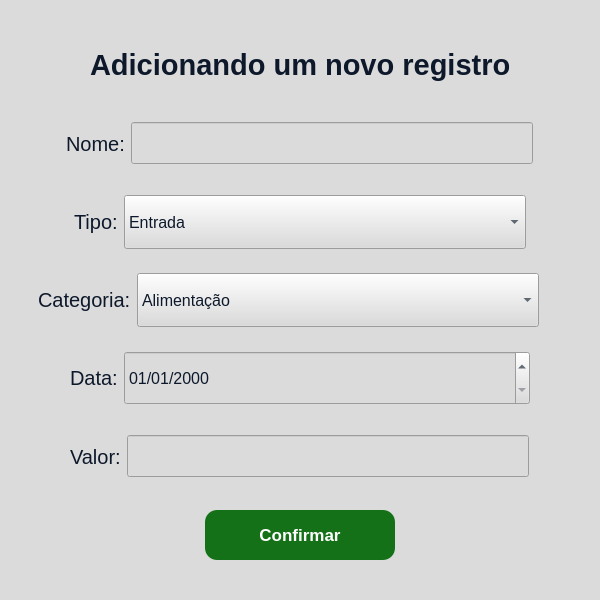
Qt form ui/NovoRegistroWindow.ui (kawlu/Atlas-Finance) before a commit.
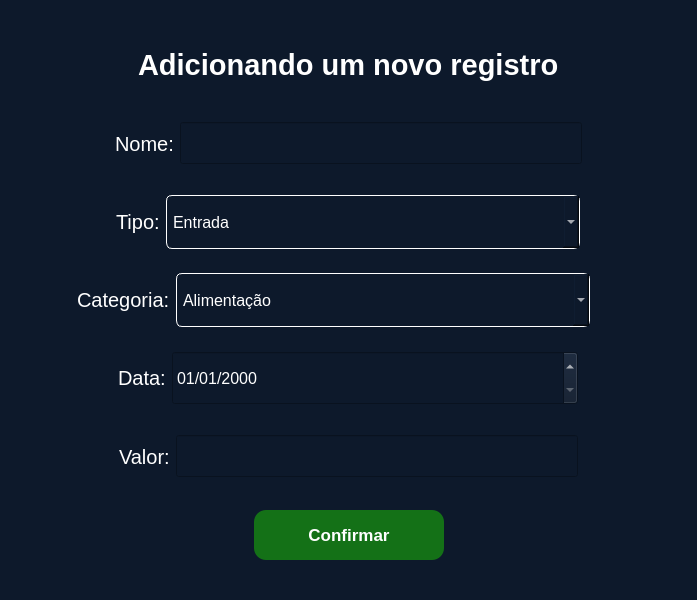
The same form after that commit. Icons and pictures are not drawn.

Commit message: melhorando design de NovoRegistro

What changed in the file:
```diff
--- a/ui/NovoRegistroWindow.ui
+++ b/ui/NovoRegistroWindow.ui
@@ -6,7 +6,7 @@
    <rect>
     <x>0</x>
     <y>0</y>
-    <width>600</width>
+    <width>697</width>
     <height>600</height>
    </rect>
   </property>
@@ -24,13 +24,14 @@
     <normaloff>../assets/png/globe.png</normaloff>../assets/png/globe.png</iconset>
   </property>
   <property name="styleSheet">
-   <string notr="true">background-color: rgb(219, 219, 219);</string>
+   <string notr="true">background-color: #0D192B;</string>
   </property>
   <layout class="QHBoxLayout" name="horizontalLayout">
    <item>
     <widget class="QFrame" name="frame">
      <property name="styleSheet">
-      <string notr="true">background-color: rgb(219, 219, 219);</string>
+      <string notr="true">background-color: #0D192B;
+</string>
      </property>
      <property name="frameShape">
       <enum>QFrame::NoFrame</enum>
@@ -41,6 +42,9 @@
      <layout class="QVBoxLayout" name="verticalLayout_2">
       <item>
        <widget class="QFrame" name="frame_4">
+        <property name="styleSheet">
+         <string notr="true"/>
+        </property>
         <property name="frameShape">
          <enum>QFrame::NoFrame</enum>
         </property>
@@ -80,7 +84,7 @@
                </font>
               </property>
               <property name="styleSheet">
-               <string notr="true">color: rgb(13, 25, 43);</string>
+               <string notr="true">color: white;</string>
               </property>
               <property name="text">
                <string>Adicionando um novo registro</string>
@@ -105,6 +109,11 @@
          </item>
          <item>
           <widget class="QFrame" name="frame_9">
+           <property name="styleSheet">
+            <string notr="true">
+
+</string>
+           </property>
            <property name="frameShape">
             <enum>QFrame::NoFrame</enum>
            </property>
@@ -138,7 +147,8 @@
                </font>
               </property>
               <property name="styleSheet">
-               <string notr="true">color: rgb(13, 25, 43);</string>
+               <string notr="true">color: rgb(13, 25, 43);
+color: white;</string>
               </property>
               <property name="text">
                <string>Nome:</string>
@@ -172,7 +182,7 @@
               </property>
               <property name="styleSheet">
                <string notr="true">min-width: 400px;
-color: rgb(13, 25, 43);
+color: white;
 min-height: 40px;
 max-width: 400px;
 max-height: 40px;</string>
@@ -233,7 +243,7 @@
                </font>
               </property>
               <property name="styleSheet">
-               <string notr="true">color: rgb(13, 25, 43);</string>
+               <string notr="true">color: white;</string>
               </property>
               <property name="text">
                <string>Tipo:</string>
@@ -250,14 +260,14 @@
               </property>
               <property name="minimumSize">
                <size>
-                <width>402</width>
-                <height>42</height>
+                <width>414</width>
+                <height>54</height>
                </size>
               </property>
               <property name="maximumSize">
                <size>
-                <width>402</width>
-                <height>92</height>
+                <width>414</width>
+                <height>104</height>
                </size>
               </property>
               <property name="font">
@@ -266,11 +276,27 @@
                </font>
               </property>
               <property name="styleSheet">
-               <string notr="true">min-width: 400px;
-color: rgb(13, 25, 43);
-min-height: 40px;
-max-width: 400px;
-max-height: 90px;</string>
+               <string notr="true">QComboBox {
+    background-color: #0D192B;
+    color: white;
+    border: 1px solid white;
+    border-radius: 6px;
+    padding: 6px;
+    min-width: 400px;
+    min-height: 40px;
+    max-width: 400px;
+    max-height: 90px;
+}
+
+
+
+QComboBox QAbstractItemView {
+    background-color: #0D192B;       /* Fundo da lista */
+    color: white;                    /* Cor do texto das opções */
+    selection-background-color: #2E3B55; /* Cor de fundo quando selecionado */
+    selection-color: white;          /* Cor do texto selecionado */
+    border: 1px solid #2E3B55;
+}</string>
               </property>
               <item>
                <property name="text">
@@ -338,7 +364,7 @@
                </font>
               </property>
               <property name="styleSheet">
-               <string notr="true">color: rgb(13, 25, 43);</string>
+               <string notr="true">color: white;</string>
               </property>
               <property name="text">
                <string>Categoria:</string>
@@ -355,14 +381,14 @@
               </property>
               <property name="minimumSize">
                <size>
-                <width>402</width>
-                <height>42</height>
+                <width>414</width>
+                <height>54</height>
                </size>
               </property>
               <property name="maximumSize">
                <size>
-                <width>402</width>
-                <height>302</height>
+                <width>414</width>
+                <height>104</height>
                </size>
               </property>
               <property name="font">
@@ -371,11 +397,25 @@
                </font>
               </property>
               <property name="styleSheet">
-               <string notr="true">min-width: 400px;
-color: rgb(13, 25, 43);
-min-height: 40px;
-max-width: 400px;
-max-height: 300px;</string>
+               <string notr="true">QComboBox {
+    background-color: #0D192B;
+    color: white;
+    border: 1px solid white;
+    border-radius: 6px;
+    padding: 6px;
+    min-width: 400px;
+    min-height: 40px;
+    max-width: 400px;
+    max-height: 90px;
+}
+
+QComboBox QAbstractItemView {
+    background-color: #0D192B;       /* Fundo da lista */
+    color: white;                    /* Cor do texto das opções */
+    selection-background-color: #2E3B55; /* Cor de fundo quando selecionado */
+    selection-color: white;          /* Cor do texto selecionado */
+    border: 1px solid #2E3B55;
+}</string>
               </property>
               <item>
                <property name="text">
@@ -468,7 +508,7 @@
                </font>
               </property>
               <property name="styleSheet">
-               <string notr="true">color: rgb(13, 25, 43);</string>
+               <string notr="true">color: white;</string>
               </property>
               <property name="text">
                <string>Data:</string>
@@ -499,7 +539,7 @@
               </property>
               <property name="styleSheet">
                <string notr="true">min-width: 400px;
-color: rgb(13, 25, 43);
+color: white;
 min-height: 40px;
 max-width: 600px;
 max-height: 700px;</string>
@@ -566,7 +606,7 @@
                </font>
               </property>
               <property name="styleSheet">
-               <string notr="true">color: rgb(13, 25, 43);</string>
+               <string notr="true">color: white;</string>
               </property>
               <property name="text">
                <string>Valor:</string>
@@ -594,7 +634,7 @@
               </property>
               <property name="styleSheet">
                <string notr="true">min-width: 400px;
-color: rgb(13, 25, 43);
+color: white;
 min-height: 40px;
 max-width: 400px;
 max-height: 40px;</string>
@@ -661,7 +701,9 @@
 padding: 10px 20px;
 border-radius: 12px;
 min-width: 150px;
-min-height: 30px;</string>
+min-height: 30px;
+font-weight: bold;
+</string>
               </property>
               <property name="text">
                <string>Confirmar</string>
```
